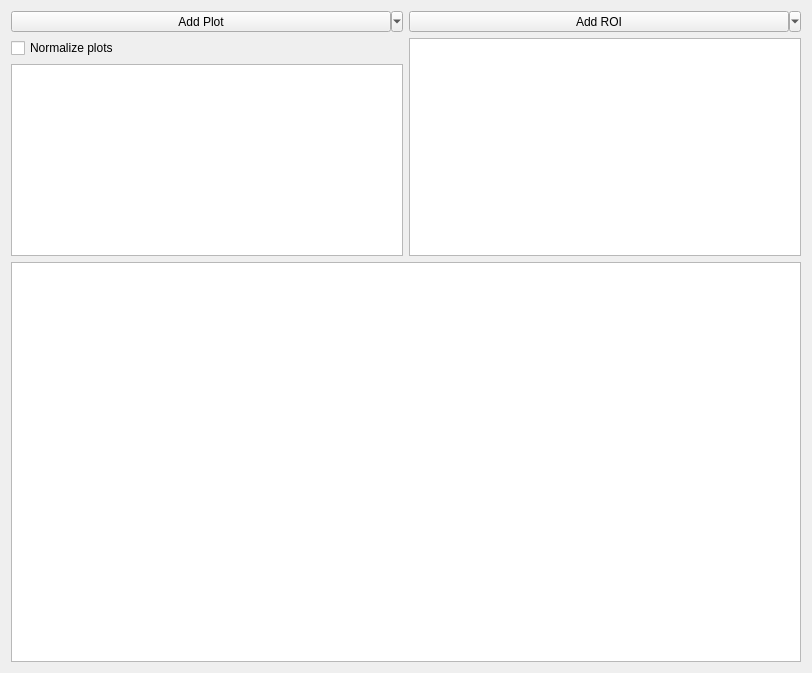
Qt form advancedPlot_panel.ui (Attolab/GUI_XUV_SE10) before a commit.
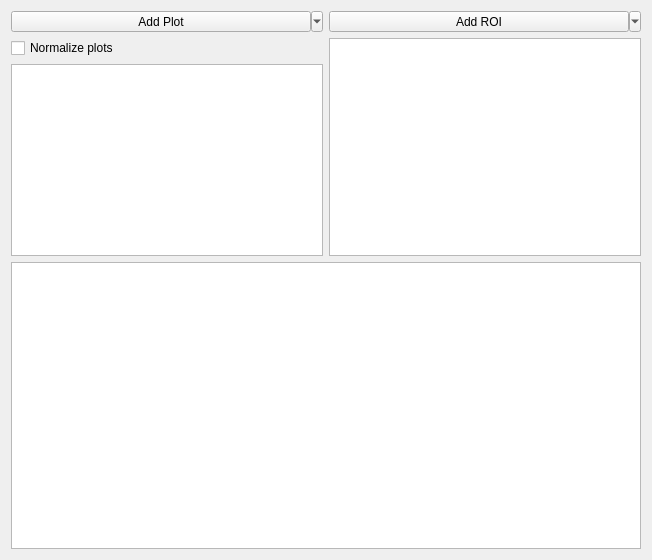
The same form after that commit. Custom widgets are drawn as their Qt base class.

```diff
--- a/advancedPlot_panel.ui
+++ b/advancedPlot_panel.ui
@@ -6,8 +6,8 @@
    <rect>
     <x>0</x>
     <y>0</y>
-    <width>812</width>
-    <height>673</height>
+    <width>652</width>
+    <height>560</height>
    </rect>
   </property>
   <property name="windowTitle">
```
